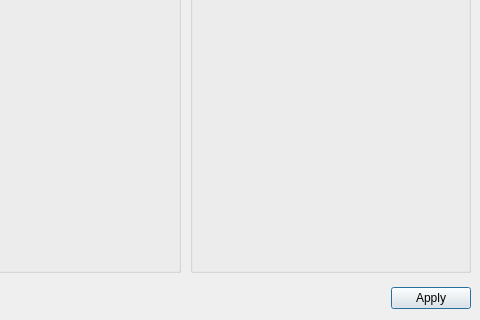
Above: ui/modules/mtbuniconfig.ui from kmzbrnoI/mtb-config-tool before the change; both pictures show x 110 to 590 and y 298 to 618 of the 590 by 618 pixel window. Below: the same form after it.
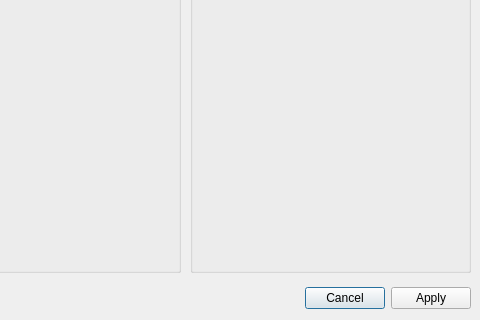
That is the form after the change.

The edit to the form file:
```diff
--- a/ui/modules/mtbuniconfig.ui
+++ b/ui/modules/mtbuniconfig.ui
@@ -16,9 +16,9 @@
   <widget class="QDialogButtonBox" name="buttonBox">
    <property name="geometry">
     <rect>
-     <x>460</x>
+     <x>380</x>
      <y>580</y>
-     <width>121</width>
+     <width>201</width>
      <height>32</height>
     </rect>
    </property>
@@ -26,7 +26,7 @@
     <enum>Qt::Horizontal</enum>
    </property>
    <property name="standardButtons">
-    <set>QDialogButtonBox::Apply</set>
+    <set>QDialogButtonBox::Apply|QDialogButtonBox::Cancel</set>
    </property>
   </widget>
   <widget class="QLabel" name="label">
```
